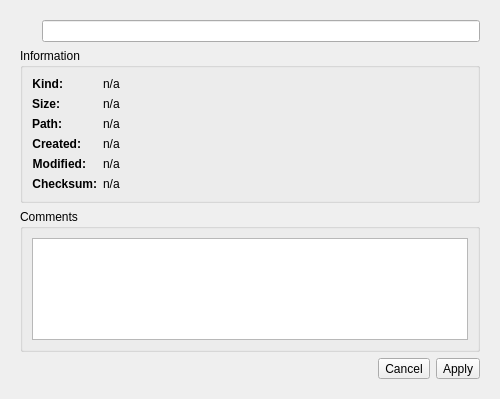
Above: qw_client/QwcFileBrowserWidget.ui from pcjpnet/qwired-suite before the change. Below: the same form after it.
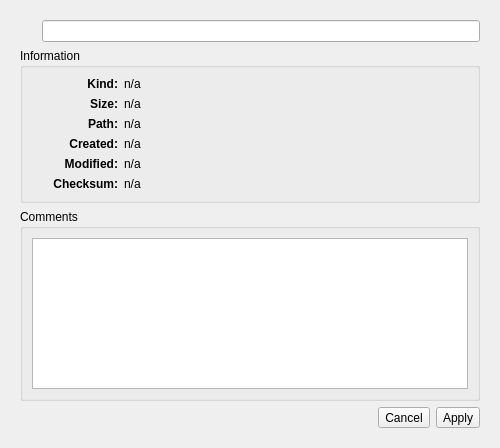
That is the form after the change. Icons and pictures are not drawn.

Commit message: Fixed download and upload of single files. Improved the file browser somewhat and fixed an issue with broken file uploads.

What changed in the file:
```diff
--- a/qw_client/QwcFileBrowserWidget.ui
+++ b/qw_client/QwcFileBrowserWidget.ui
@@ -7,7 +7,7 @@
     <x>0</x>
     <y>0</y>
     <width>500</width>
-    <height>399</height>
+    <height>448</height>
    </rect>
   </property>
   <property name="windowTitle">
@@ -400,14 +400,14 @@
          <property name="title">
           <string>Information</string>
          </property>
-         <layout class="QGridLayout" name="gridLayout_3">
-          <item row="0" column="0">
-           <layout class="QFormLayout" name="formLayout">
+         <layout class="QHBoxLayout" name="horizontalLayout_2">
+          <item>
+           <layout class="QGridLayout" name="gridLayout_3">
             <item row="0" column="0">
              <widget class="QLabel" name="label_2">
               <property name="sizePolicy">
-               <sizepolicy hsizetype="MinimumExpanding" vsizetype="Preferred">
-                <horstretch>0</horstretch>
+               <sizepolicy hsizetype="Preferred" vsizetype="Preferred">
+                <horstretch>2</horstretch>
                 <verstretch>0</verstretch>
                </sizepolicy>
               </property>
@@ -428,8 +428,8 @@
             <item row="0" column="1">
              <widget class="QLabel" name="infoKind">
               <property name="sizePolicy">
-               <sizepolicy hsizetype="MinimumExpanding" vsizetype="Preferred">
-                <horstretch>0</horstretch>
+               <sizepolicy hsizetype="Preferred" vsizetype="Preferred">
+                <horstretch>8</horstretch>
                 <verstretch>0</verstretch>
                </sizepolicy>
               </property>
@@ -447,8 +447,8 @@
             <item row="1" column="0">
              <widget class="QLabel" name="label_3">
               <property name="sizePolicy">
-               <sizepolicy hsizetype="MinimumExpanding" vsizetype="Preferred">
-                <horstretch>0</horstretch>
+               <sizepolicy hsizetype="Preferred" vsizetype="Preferred">
+                <horstretch>2</horstretch>
                 <verstretch>0</verstretch>
                </sizepolicy>
               </property>
@@ -469,8 +469,8 @@
             <item row="1" column="1">
              <widget class="QLabel" name="infoSize">
               <property name="sizePolicy">
-               <sizepolicy hsizetype="MinimumExpanding" vsizetype="Preferred">
-                <horstretch>0</horstretch>
+               <sizepolicy hsizetype="Preferred" vsizetype="Preferred">
+                <horstretch>8</horstretch>
                 <verstretch>0</verstretch>
                </sizepolicy>
               </property>
@@ -488,8 +488,8 @@
             <item row="2" column="0">
              <widget class="QLabel" name="label_4">
               <property name="sizePolicy">
-               <sizepolicy hsizetype="MinimumExpanding" vsizetype="Preferred">
-                <horstretch>0</horstretch>
+               <sizepolicy hsizetype="Preferred" vsizetype="Preferred">
+                <horstretch>2</horstretch>
                 <verstretch>0</verstretch>
                </sizepolicy>
               </property>
@@ -510,8 +510,8 @@
             <item row="2" column="1">
              <widget class="QLabel" name="infoPath">
               <property name="sizePolicy">
-               <sizepolicy hsizetype="MinimumExpanding" vsizetype="Preferred">
-                <horstretch>0</horstretch>
+               <sizepolicy hsizetype="Preferred" vsizetype="Preferred">
+                <horstretch>8</horstretch>
                 <verstretch>0</verstretch>
                </sizepolicy>
               </property>
@@ -529,8 +529,8 @@
             <item row="3" column="0">
              <widget class="QLabel" name="label_5">
               <property name="sizePolicy">
-               <sizepolicy hsizetype="MinimumExpanding" vsizetype="Preferred">
-                <horstretch>0</horstretch>
+               <sizepolicy hsizetype="Preferred" vsizetype="Preferred">
+                <horstretch>2</horstretch>
                 <verstretch>0</verstretch>
                </sizepolicy>
               </property>
@@ -551,8 +551,8 @@
             <item row="3" column="1">
              <widget class="QLabel" name="infoCreated">
               <property name="sizePolicy">
-               <sizepolicy hsizetype="MinimumExpanding" vsizetype="Preferred">
-                <horstretch>0</horstretch>
+               <sizepolicy hsizetype="Preferred" vsizetype="Preferred">
+                <horstretch>8</horstretch>
                 <verstretch>0</verstretch>
                </sizepolicy>
               </property>
@@ -570,8 +570,8 @@
             <item row="4" column="0">
              <widget class="QLabel" name="label_6">
               <property name="sizePolicy">
-               <sizepolicy hsizetype="MinimumExpanding" vsizetype="Preferred">
-                <horstretch>0</horstretch>
+               <sizepolicy hsizetype="Preferred" vsizetype="Preferred">
+                <horstretch>2</horstretch>
                 <verstretch>0</verstretch>
                </sizepolicy>
               </property>
@@ -592,8 +592,8 @@
             <item row="4" column="1">
              <widget class="QLabel" name="infoModified">
               <property name="sizePolicy">
-               <sizepolicy hsizetype="MinimumExpanding" vsizetype="Preferred">
-                <horstretch>0</horstretch>
+               <sizepolicy hsizetype="Preferred" vsizetype="Preferred">
+                <horstretch>8</horstretch>
                 <verstretch>0</verstretch>
                </sizepolicy>
               </property>
@@ -611,8 +611,8 @@
             <item row="5" column="0">
              <widget class="QLabel" name="label_7">
               <property name="sizePolicy">
-               <sizepolicy hsizetype="MinimumExpanding" vsizetype="Preferred">
-                <horstretch>0</horstretch>
+               <sizepolicy hsizetype="Preferred" vsizetype="Preferred">
+                <horstretch>2</horstretch>
                 <verstretch>0</verstretch>
                </sizepolicy>
               </property>
@@ -633,8 +633,8 @@
             <item row="5" column="1">
              <widget class="QLabel" name="infoChecksum">
               <property name="sizePolicy">
-               <sizepolicy hsizetype="MinimumExpanding" vsizetype="Preferred">
-                <horstretch>0</horstretch>
+               <sizepolicy hsizetype="Preferred" vsizetype="Preferred">
+                <horstretch>8</horstretch>
                 <verstretch>0</verstretch>
                </sizepolicy>
               </property>
```
Left out of the diff: 3 changed lines with no effect on the pictures. The commit also changes 7 other files.
